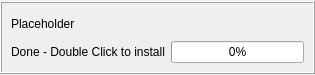
The window that modorganizer/src/downloadlistwidget.ui (Holt59/mo2-merge) describes before a commit, drawn with Qt 5.
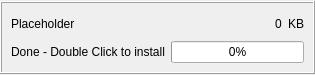
The same window after the commit.

What changed in the file:
```diff
--- a/modorganizer/src/downloadlistwidget.ui
+++ b/modorganizer/src/downloadlistwidget.ui
@@ -42,6 +42,8 @@
      </property>
      <layout class="QVBoxLayout" name="verticalLayout_2">
       <item>
+       <layout class="QHBoxLayout" name="horizontalLayout_2">
+        <item>
        <widget class="QLabel" name="nameLabel">
         <property name="sizePolicy">
          <sizepolicy hsizetype="Preferred" vsizetype="Preferred">
@@ -59,6 +61,35 @@
          <string>Placeholder</string>
         </property>
        </widget>
+        </item>
+        <item>
+         <spacer name="horizontalSpacer">
+          <property name="orientation">
+           <enum>Qt::Horizontal</enum>
+          </property>
+          <property name="sizeHint" stdset="0">
+           <size>
+            <width>40</width>
+            <height>20</height>
+           </size>
+          </property>
+         </spacer>
+        </item>
+        <item>
+         <widget class="QLabel" name="sizeLabel">
+          <property name="text">
+           <string>0</string>
+          </property>
+         </widget>
+        </item>
+        <item>
+         <widget class="QLabel" name="label_2">
+          <property name="text">
+           <string>KB</string>
+          </property>
+         </widget>
+        </item>
+       </layout>
       </item>
       <item>
        <layout class="QHBoxLayout" name="horizontalLayout">
```
Lines whose indentation alone changed are shown as unchanged.
